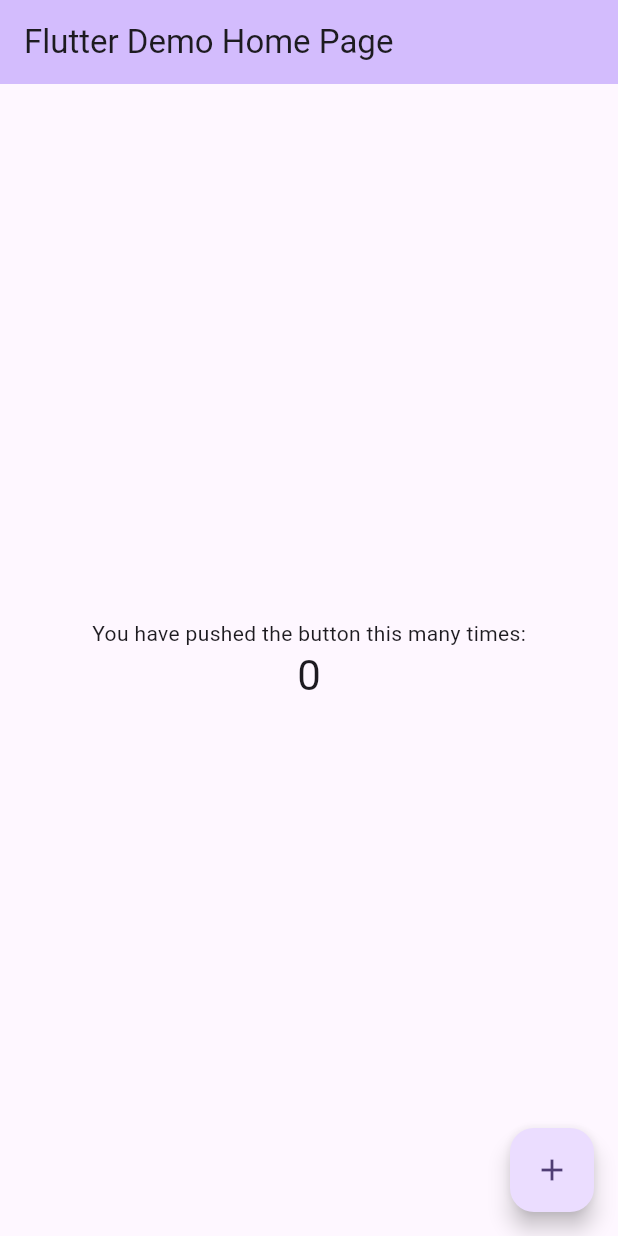
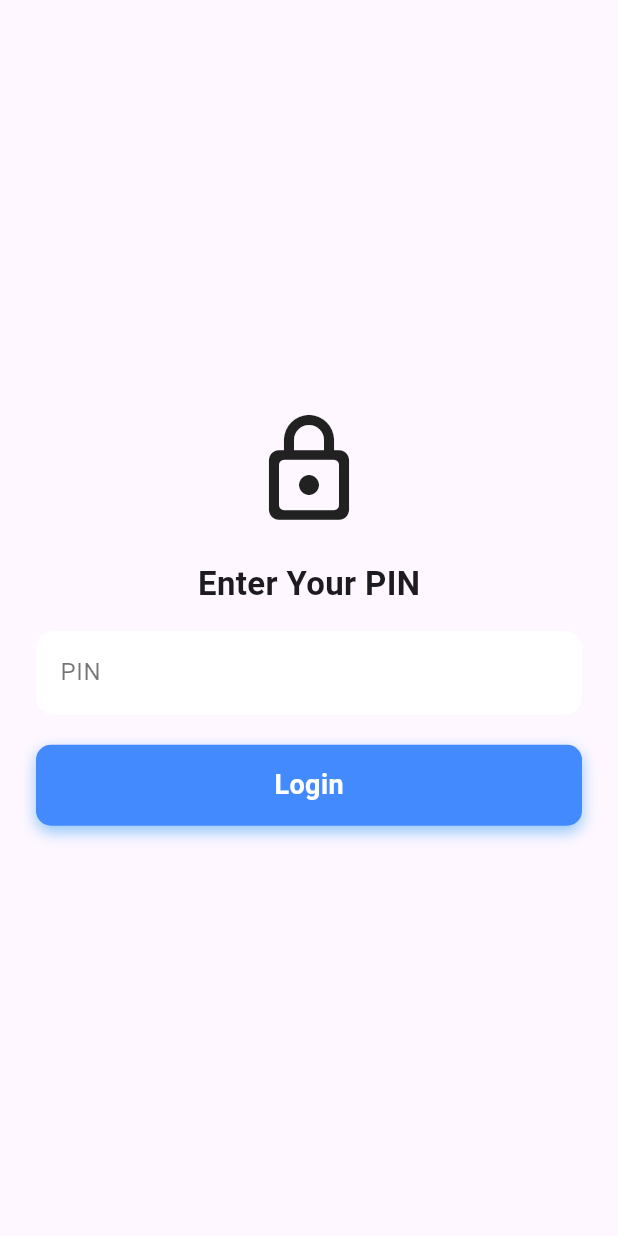
Before and after one commit to Lwys885/flutter351, a Flutter app: the screen it shows after launch, on a phone screen of 412 x 824 dp. Run offline on Flutter 3.47's test engine with Material 3 defaults, Android fonts, the phone set to English and light mode, and no system bars.

Commit message:
Besm Allah,  Login Page Completed.

```diff
--- a/lib/main.dart
+++ b/lib/main.dart
@@ -1,4 +1,5 @@
 import 'package:flutter/material.dart';
+import 'package:flutter351/widgets/loginpage.dart';
 
 void main() {
   runApp(const MyApp());
@@ -31,7 +32,7 @@
         colorScheme: ColorScheme.fromSeed(seedColor: Colors.deepPurple),
         useMaterial3: true,
       ),
-      home: const MyHomePage(title: 'Flutter Demo Home Page'),
+      home: LoginPage(),
     );
   }
 }
--- /dev/null
+++ b/lib/widgets/loginpage.dart
@@ -0,0 +1,115 @@
+import 'package:flutter/material.dart';
+
+class LoginPage extends StatefulWidget {
+  @override
+  _LoginPageState createState() => _LoginPageState();
+}
+
+class _LoginPageState extends State<LoginPage> {
+  final TextEditingController _pinController = TextEditingController();
+  final String _correctPin = "1234"; // Hardcoded PIN value
+  String? _errorMessage;
+
+  void _login() {
+    setState(() {
+      if (_pinController.text == _correctPin) {
+        _errorMessage = null;
+        ScaffoldMessenger.of(context).showSnackBar(
+          SnackBar(
+            content: Text('Login successful!'),
+            backgroundColor: Colors.green,
+          ),
+        );
+      } else {
+        _errorMessage = 'Incorrect PIN. Please try again.';
+      }
+    });
+  }
+
+  @override
+  Widget build(BuildContext context) {
+    return Scaffold(
+      body: Center(
+        child: Padding(
+          padding: const EdgeInsets.symmetric(horizontal: 24.0),
+          child: Column(
+            mainAxisSize: MainAxisSize.min,
+            crossAxisAlignment: CrossAxisAlignment.center,
+            children: [
+              // Lock Icon
+              Icon(
+                Icons.lock_outline_rounded,
+                size: 80,
+              ),
+              const SizedBox(height: 20),
+
+              // Title
+              Text(
+                'Enter Your PIN',
+                style: TextStyle(
+                  fontSize: 22,
+                  fontWeight: FontWeight.bold,
+                ),
+              ),
+              const SizedBox(height: 16),
+
+              // PIN Input Field
+              Container(
+                padding: EdgeInsets.symmetric(horizontal: 16, vertical: 4),
+                decoration: BoxDecoration(
+                  color: Colors.white,
+                  borderRadius: BorderRadius.circular(12),
+                ),
+                child: TextField(
+                  controller: _pinController,
+                  keyboardType: TextInputType.number,
+                  obscureText: true,
+                  decoration: InputDecoration(
+                    border: InputBorder.none,
+                    hintText: 'PIN',
+                    hintStyle: TextStyle(color: Colors.black54),
+                  ),
+                ),
+              ),
+              if (_errorMessage != null)
+                Padding(
+                  padding: const EdgeInsets.only(top: 8.0),
+                  child: Text(
+                    _errorMessage!,
+                    style: TextStyle(color: Colors.redAccent, fontSize: 14),
+                  ),
+                ),
+              const SizedBox(height: 20),
+
+              // Animated Login Button
+              GestureDetector(
+                onTap: _login,
+                child: AnimatedContainer(
+                  duration: Duration(milliseconds: 200),
+                  padding: EdgeInsets.symmetric(vertical: 14),
+                  width: double.infinity,
+                  decoration: BoxDecoration(
+                    color: Colors.blueAccent,
+                    borderRadius: BorderRadius.circular(10),
+                    boxShadow: [
+                      BoxShadow(
+                        color: Colors.blue.withOpacity(0.5),
+                        blurRadius: 8,
+                        offset: Offset(0, 4),
+                      ),
+                    ],
+                  ),
+                  alignment: Alignment.center,
+                  child: Text(
+                    'Login',
+                    style: TextStyle(color: Colors.white, fontSize: 18, fontWeight: FontWeight.bold),
+                  ),
+                ),
+              ),
+            ],
+          ),
+        ),
+      ),
+    );
+  }
+}
```
